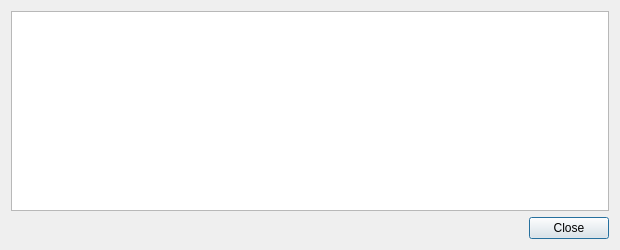
The window that src/qt/forms/transactiondescdialog.ui (soom-4th-blockchain/soom-core) describes before a commit, drawn with Qt 5.
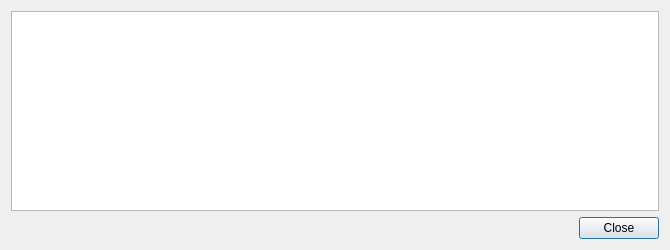
The same window after the commit.

```diff
--- a/src/qt/forms/transactiondescdialog.ui
+++ b/src/qt/forms/transactiondescdialog.ui
@@ -6,7 +6,7 @@
    <rect>
     <x>0</x>
     <y>0</y>
-    <width>620</width>
+    <width>670</width>
     <height>250</height>
    </rect>
   </property>
```
